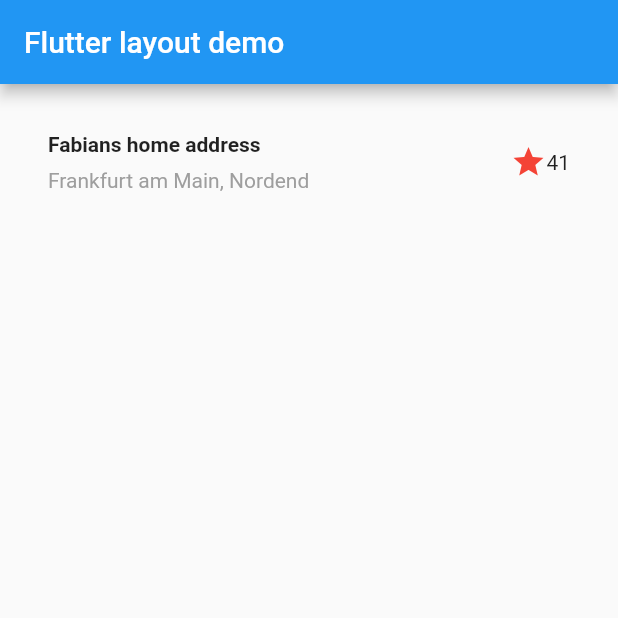
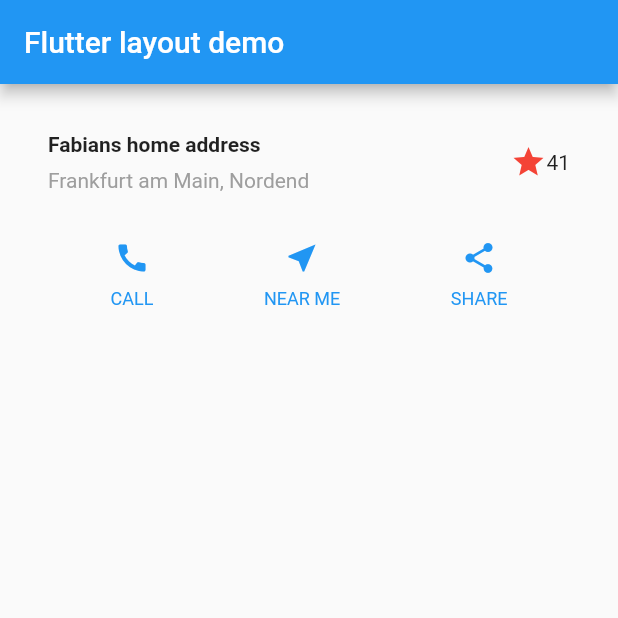
Before and after one commit to fabapp2/flutter-playground, a Flutter app: the screen it shows after launch, on a phone screen of 412 x 824 dp, the top half of it. Run offline on Flutter 3.47's test engine with Material 2 defaults, Android fonts, the phone set to English and light mode, and no system bars.

Commit message:
feat:  add buttons

```diff
--- a/building_layouts/lib/main.dart
+++ b/building_layouts/lib/main.dart
@@ -4,8 +4,23 @@ void main() => runApp(MyApp());
 
 class MyApp extends StatelessWidget {
   // This widget is the root of your application.
+
   @override
   Widget build(BuildContext context) {
+    Color color = Theme.of(context).primaryColor;
+
+    Widget buttonSelection = Container(
+      child: Row(
+        mainAxisAlignment: MainAxisAlignment.spaceEvenly,
+        children: [
+          _buildButtonColumn(color, Icons.call, "CALL"),
+          _buildButtonColumn(color, Icons.near_me, "NEAR ME"),
+          _buildButtonColumn(color, Icons.share, "SHARE")
+        ],
+      ),
+    );
+
+
     return MaterialApp(
       title: 'Welcome to Flutter',
       theme: ThemeData(
@@ -25,13 +40,39 @@ class MyApp extends StatelessWidget {
           title: Text("Flutter layout demo")
         ),
         body: Column(
-          children:[ titleSection ]
+          children:[
+            titleSection,
+            buttonSelection,
+          ]
         )
       )
 
     );
   }
+
+  Column _buildButtonColumn(Color color, IconData icon, String label) {
+    return Column(
+        mainAxisSize: MainAxisSize.min,
+        mainAxisAlignment: MainAxisAlignment.center,
+        children: [
+          Icon(icon, color: color),
+          Container(
+            margin: EdgeInsets.only(top: 8),
+            child: Text(
+                label,
+                style: TextStyle(
+                  fontSize:   12,
+                  fontWeight: FontWeight.w400,
+                  color: color,
+                )
+            ),
+          ),
+        ]
+    );
+  }
 }
+
+
 
 
 Widget titleSection = Container(
@@ -67,88 +108,3 @@ Widget titleSection = Container(
     ]
   )
 );
-//
-//class MyHomePage extends StatefulWidget {
-//  MyHomePage({Key key, this.title}) : super(key: key);
-//
-//  // This widget is the home page of your application. It is stateful, meaning
-//  // that it has a State object (defined below) that contains fields that affect
-//  // how it looks.
-//
-//  // This class is the configuration for the state. It holds the values (in this
-//  // case the title) provided by the parent (in this case the App widget) and
-//  // used by the build method of the State. Fields in a Widget subclass are
-//  // always marked "final".
-//
-//  final String title;
-//
-//  @override
-//  _MyHomePageState createState() => _MyHomePageState();
-//}
-//
-//class _MyHomePageState extends State<MyHomePage> {
-//  int _counter = 0;
-//
-//  void _incrementCounter() {
-//    setState(() {
-//      // This call to setState tells the Flutter framework that something has
-//      // changed in this State, which causes it to rerun the build method below
-//      // so that the display can reflect the updated values. If we changed
-//      // _counter without calling setState(), then the build method would not be
-//      // called again, and so nothing would appear to happen.
-//      _counter++;
-//    });
-//  }
-//
-//  @override
-//  Widget build(BuildContext context) {
-//    // This method is rerun every time setState is called, for instance as done
-//    // by the _incrementCounter method above.
-//    //
-//    // The Flutter framework has been optimized to make rerunning build methods
-//    // fast, so that you can just rebuild anything that needs updating rather
-//    // than having to individually change instances of widgets.
-//    return Scaffold(
-//      appBar: AppBar(
-//        // Here we take the value from the MyHomePage object that was created by
-//        // the App.build method, and use it to set our appbar title.
-//        title: Text(widget.title),
-//      ),
-//      body: Center(
-//        // Center is a layout widget. It takes a single child and positions it
-//        // in the middle of the parent.
-//        child: Column(
-//          // Column is also a layout widget. It takes a list of children and
-//          // arranges them vertically. By default, it sizes itself to fit its
-//          // children horizontally, and tries to be as tall as its parent.
-//          //
-//          // Invoke "debug painting" (press "p" in the console, choose the
-//          // "Toggle Debug Paint" action from the Flutter Inspector in Android
-//          // Studio, or the "Toggle Debug Paint" command in Visual Studio Code)
-//          // to see the wireframe for each widget.
-//          //
-//          // Column has various properties to control how it sizes itself and
-//          // how it positions its children. Here we use mainAxisAlignment to
-//          // center the children vertically; the main axis here is the vertical
-//          // axis because Columns are vertical (the cross axis would be
-//          // horizontal).
-//          mainAxisAlignment: MainAxisAlignment.center,
-//          children: <Widget>[
-//            Text(
-//              'You have pushed the button this many times:',
-//            ),
-//            Text(
-//              '$_counter',
-//              style: Theme.of(context).textTheme.display1,
-//            ),
-//          ],
-//        ),
-//      ),
-//      floatingActionButton: FloatingActionButton(
-//        onPressed: _incrementCounter,
-//        tooltip: 'Increment',
-//        child: Icon(Icons.add),
-//      ), // This trailing comma makes auto-formatting nicer for build methods.
-//    );
-//  }
-//}
```
